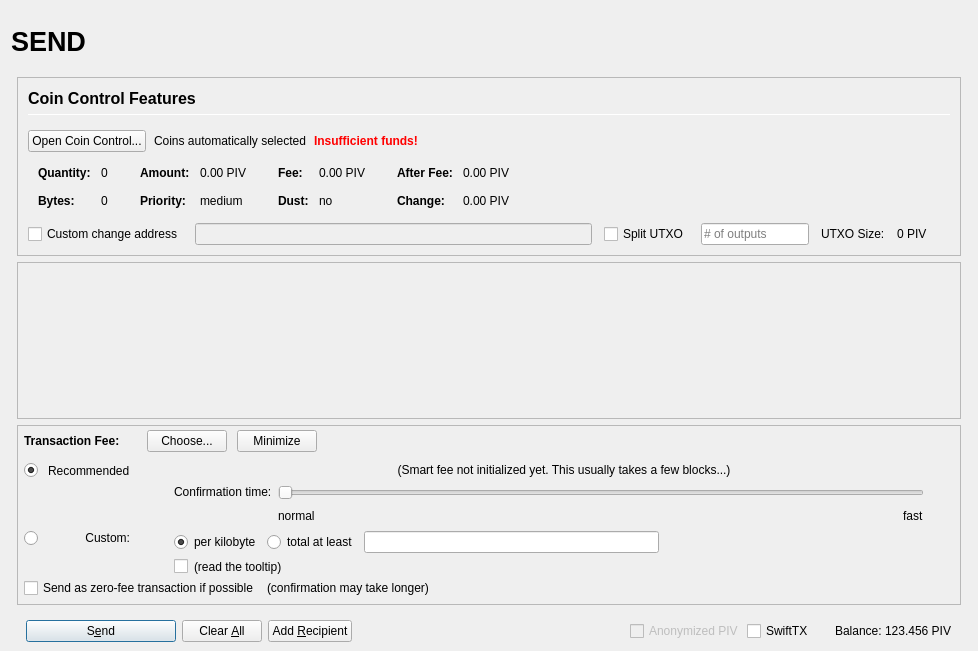
This is src/qt/forms/sendcoinsdialog.ui in krypt0chaos/PIVX as Qt 5 draws it before an edit. The edited form follows.
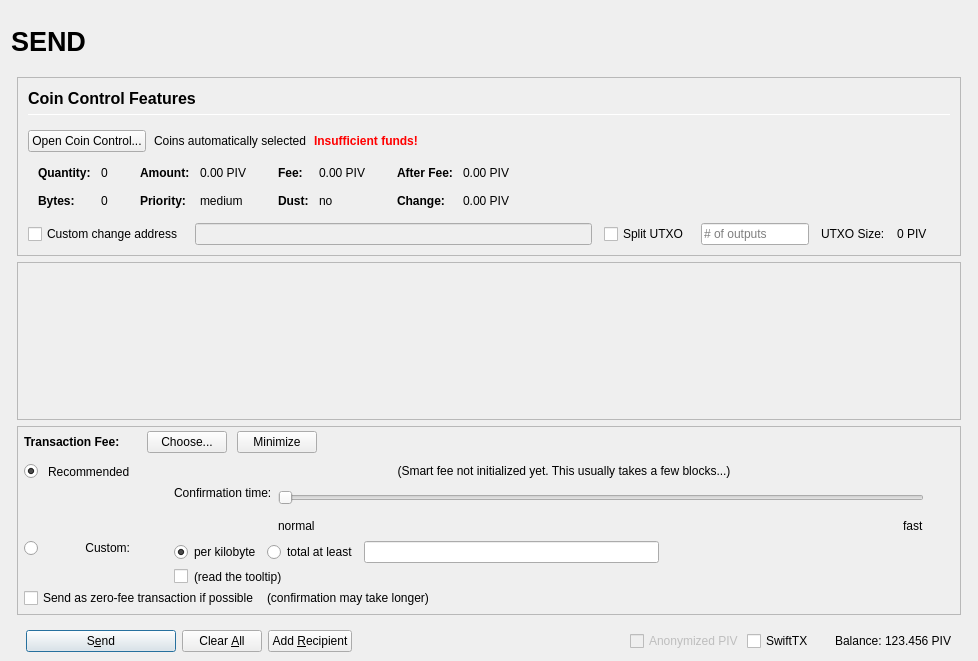
This is the edited form. Icons and pictures are not drawn. Custom widgets are drawn as their Qt base class.

Commit message: [UI] Sendcoinsdialog finished

The edit to the form file:
```diff
--- a/src/qt/forms/sendcoinsdialog.ui
+++ b/src/qt/forms/sendcoinsdialog.ui
@@ -7,7 +7,7 @@
     <x>0</x>
     <y>0</y>
     <width>978</width>
-    <height>651</height>
+    <height>661</height>
    </rect>
   </property>
   <property name="windowTitle">
@@ -1253,6 +1253,12 @@
                         </property>
                         <item>
                          <widget class="QSlider" name="sliderSmartFee">
+                          <property name="minimumSize">
+                           <size>
+                            <width>0</width>
+                            <height>24</height>
+                           </size>
+                          </property>
                           <property name="minimum">
                            <number>0</number>
                           </property>
```
Left out of the diff: 2 changed lines with no effect on the pictures. The commit also changes 1 other file.
